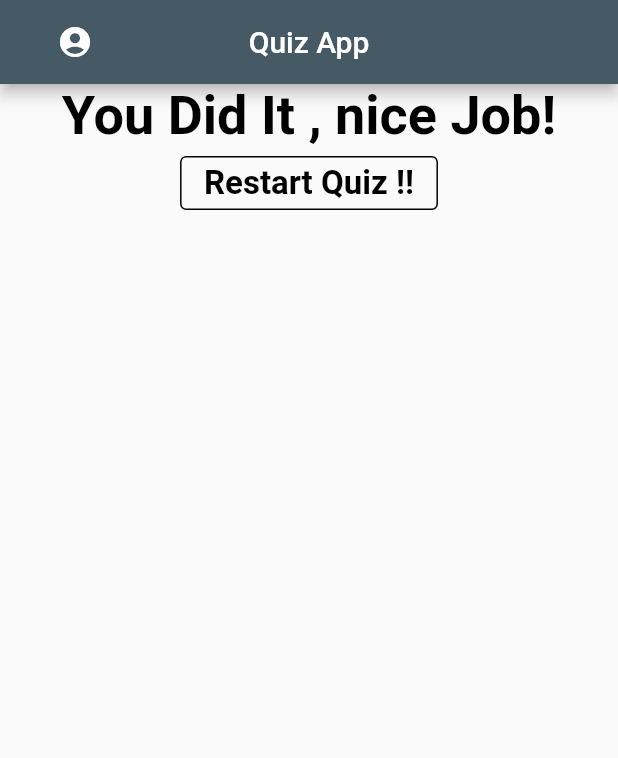
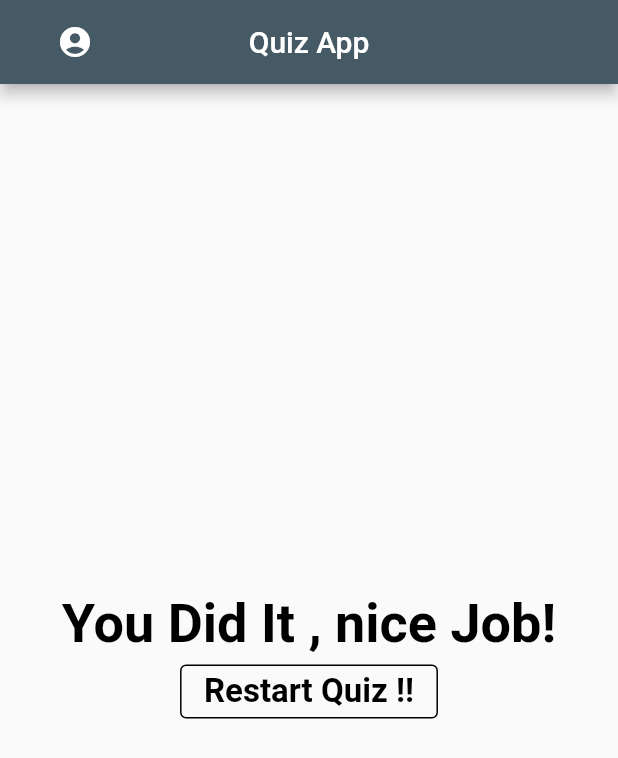
Before and after one commit to AbdelrahmanEhab20/quiz_app-flutter, a Flutter app: the screen it shows after launch, after a tap on "Black", after a tap on "Snake", after a tap on "Bayern", on a phone screen of 412 x 824 dp. Shown: the top 758 px of the screen. Run offline on Flutter 3.47's test engine with Material 2 defaults, Android fonts, the phone set to English and light mode, and no system bars.

Commit message:
Last update

```diff
--- a/lib/result.dart
+++ b/lib/result.dart
@@ -2,8 +2,8 @@ import 'package:flutter/material.dart';
 
 class Result extends StatelessWidget {
   final int scoreResult;
-  final Function resatrtQuiz;
-  Result(this.scoreResult, this.resatrtQuiz);
+  final Function restartQuiz;
+  Result(this.scoreResult, this.restartQuiz);
 
   String get resultPhrase {
     String resultText;
@@ -23,6 +23,7 @@ class Result extends StatelessWidget {
   Widget build(BuildContext context) {
     return Center(
         child: Column(
+      mainAxisAlignment: MainAxisAlignment.center,
       children: [
         Text(resultPhrase,
             textAlign: TextAlign.center,
@@ -36,7 +37,7 @@ class Result extends StatelessWidget {
                   fontWeight: FontWeight.bold,
                   color: Colors.black,
                   fontSize: 22)),
-          onPressed: resatrtQuiz,
+          onPressed: restartQuiz,
           style: OutlinedButton.styleFrom(
               primary: Colors.black, side: BorderSide()),
         )
```
